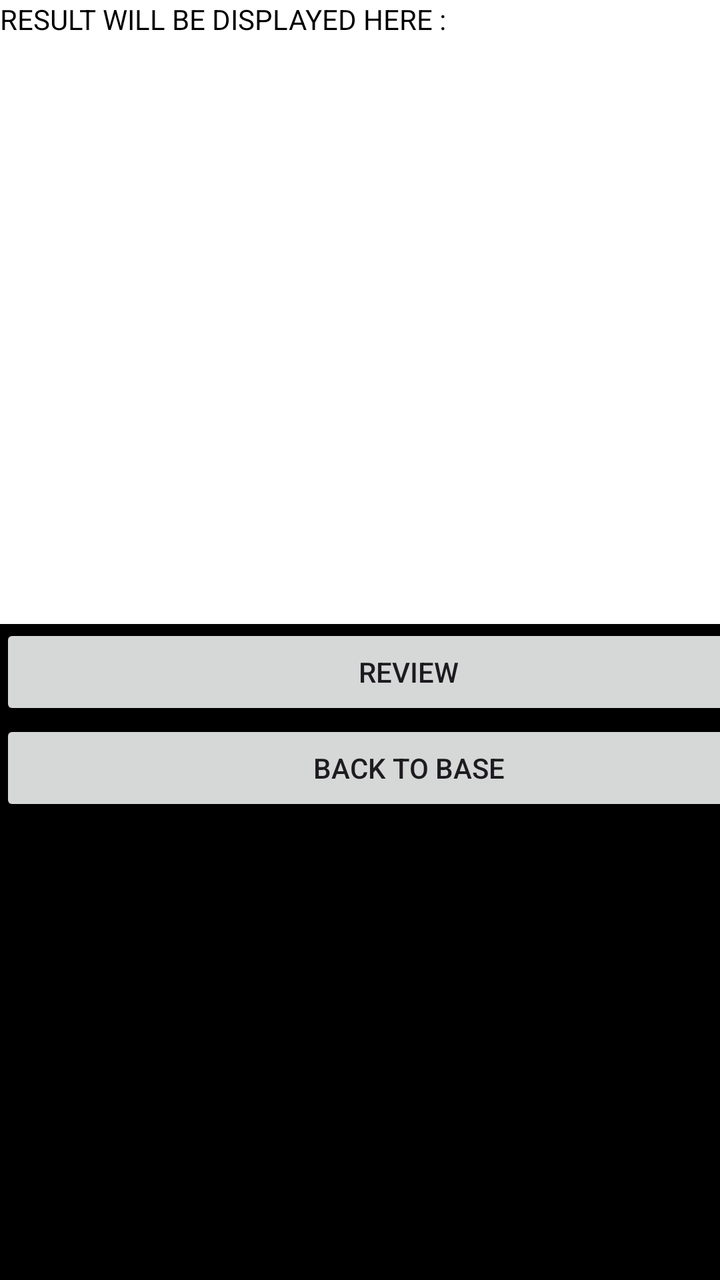
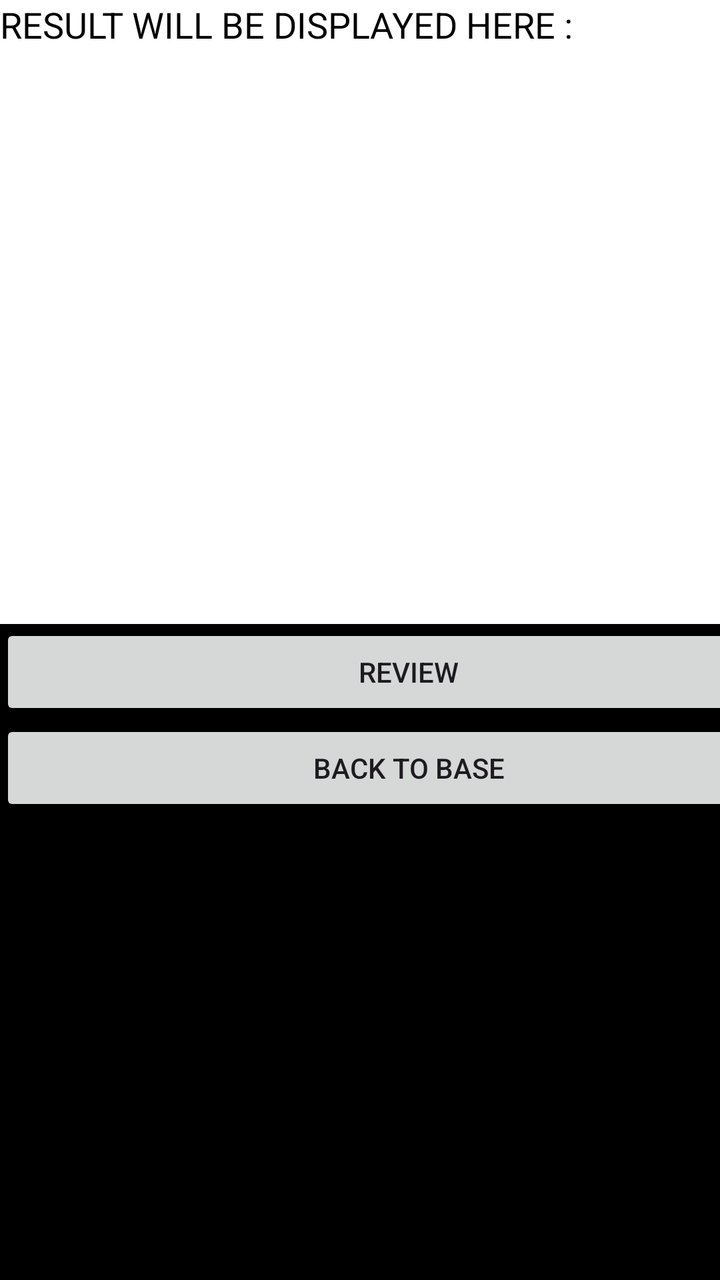

The first picture is an Android layout as it rendered before a commit; the second is the same layout after the commit. The layout source and the unified diff follow.
<!-- AndroidManifest.xml: application theme Theme.IMAD_EXAM_2 -->
<!-- res/layout/activity_detail_view_screen.xml -->
<?xml version="1.0" encoding="utf-8"?>
<androidx.constraintlayout.widget.ConstraintLayout xmlns:android="http://schemas.android.com/apk/res/android"
    xmlns:app="http://schemas.android.com/apk/res-auto"
    xmlns:tools="http://schemas.android.com/tools"
    android:id="@+id/main"
    android:layout_width="match_parent"
    android:layout_height="match_parent"
    tools:context=".DetailViewScreenActivity">

    <LinearLayout
        android:layout_width="409dp"
        android:layout_height="729dp"
        android:background="@color/black"
        android:orientation="vertical"
        tools:layout_editor_absoluteX="1dp"
        tools:layout_editor_absoluteY="1dp">

        <TextView
            android:id="@+id/txtOutput"
            android:layout_width="match_parent"
            android:layout_height="312dp"
            android:background="@color/white"
            android:text="RESULT WILL BE DISPLAYED HERE :"
            android:textColor="@color/black" />

        <Button
            android:id="@+id/btnReview"
            android:layout_width="match_parent"
            android:layout_height="wrap_content"
            android:text="Review" />

        <Button
            android:id="@+id/btnBack"
            android:layout_width="match_parent"
            android:layout_height="wrap_content"
            android:text="Back To Base" />

    </LinearLayout>
</androidx.constraintlayout.widget.ConstraintLayout>
<!-- resources referenced by this layout -->
<resources>
  <color name="black">#FF000000</color>
  <color name="white">#FFFFFFFF</color>
  <style name="Theme.IMAD_EXAM_2" parent="Base.Theme.IMAD_EXAM_2" />
  <style name="Base.Theme.IMAD_EXAM_2" parent="Theme.Material3.DayNight.NoActionBar">
          
          
      </style>
</resources>

<!-- the commit's change to res/layout/activity_detail_view_screen.xml (unified diff, before → after) -->
@@ -21,7 +21,8 @@
             android:layout_height="312dp"
             android:background="@color/white"
             android:text="RESULT WILL BE DISPLAYED HERE :"
-            android:textColor="@color/black" />
+            android:textColor="@color/black"
+            android:textSize="18sp" />
 
         <Button
             android:id="@+id/btnReview"
